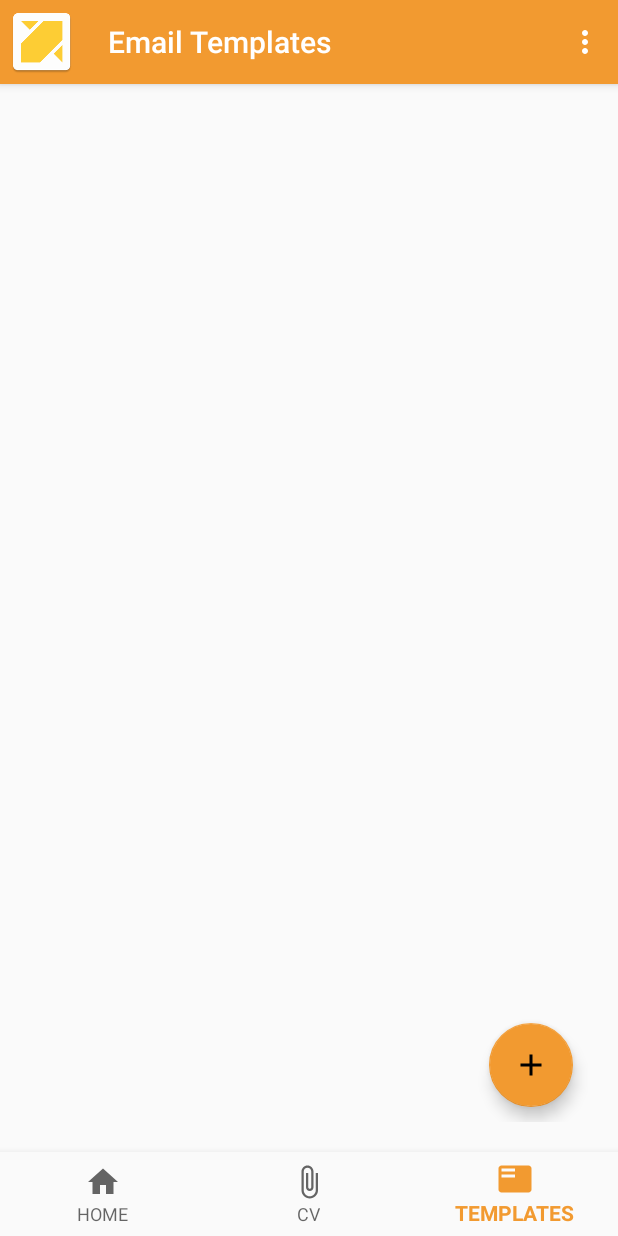
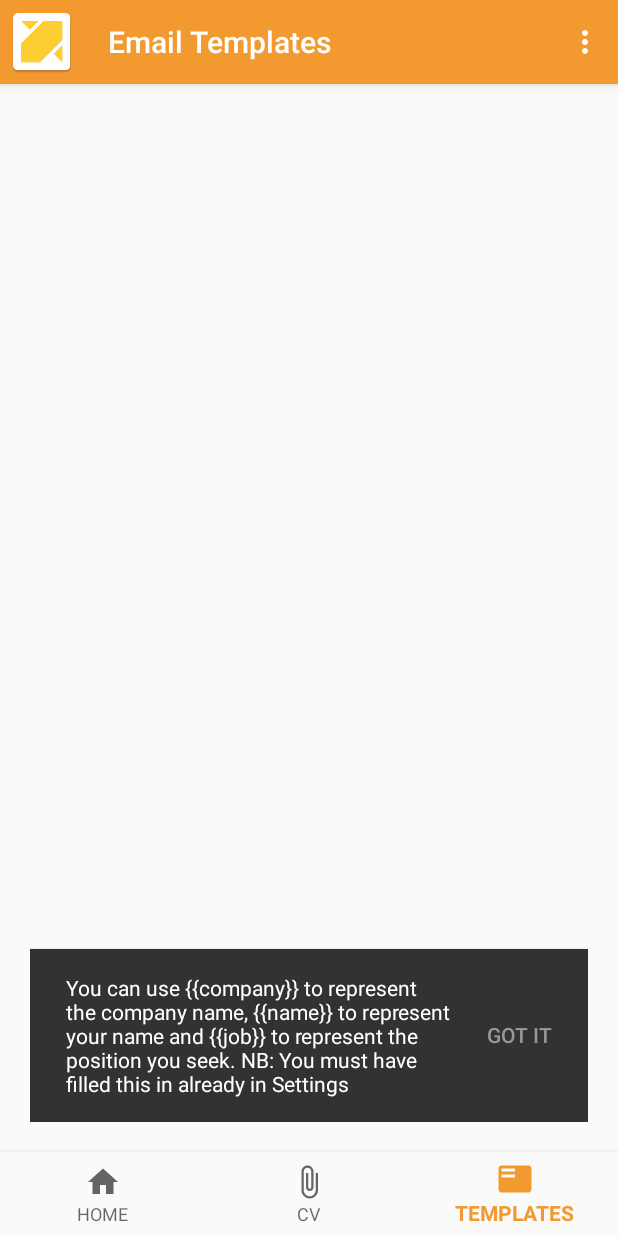
Before and after one commit to othreecodes/Quicksend, an Android app: the screen it shows after launch (MainActivity), item 3 of the bottom bar chosen, on a phone screen of 412 x 824 dp. Run offline under Robolectric (Android 15) with nearby library versions, the phone set to English and light mode, and no system bars; libraries missing offline, so code that uses them is left out: com.afollestad.materialdialogs.

Commit message:
added work on templates fragment

```diff
--- a/app/src/main/java/com/davidmadethis/quicksend/fragments/TemplatesFragment.java
+++ b/app/src/main/java/com/davidmadethis/quicksend/fragments/TemplatesFragment.java
@@ -3,15 +3,32 @@ package com.davidmadethis.quicksend.fragments;
 import android.content.Context;
 import android.net.Uri;
 import android.os.Bundle;
+import android.support.annotation.NonNull;
 import android.support.design.widget.FloatingActionButton;
+import android.support.design.widget.Snackbar;
 import android.support.v4.app.Fragment;
+import android.support.v7.widget.LinearLayoutManager;
 import android.support.v7.widget.RecyclerView;
 import android.view.LayoutInflater;
+import android.view.Menu;
+import android.view.MenuInflater;
 import android.view.View;
 import android.view.ViewGroup;
+import android.widget.EditText;
+import android.widget.TextView;
 
+import com.afollestad.materialdialogs.DialogAction;
+import com.afollestad.materialdialogs.MaterialDialog;
+import com.afollestad.materialdialogs.Theme;
 import com.davidmadethis.quicksend.R;
 import com.davidmadethis.quicksend.adapters.TemplateAdapter;
+import com.davidmadethis.quicksend.models.Template;
+import com.davidmadethis.quicksend.util.DividerItemDecorator;
+import com.davidmadethis.quicksend.util.RecyclerTouchListener;
+import com.davidmadethis.quicksend.util.TemplateStorage;
+
+import java.util.ArrayList;
+import java.util.List;
 
 /**
  * A simple {@link Fragment} subclass.
@@ -38,6 +55,8 @@ public class TemplatesFragment extends Fragment {
     private RecyclerView recyclerView;
     private FloatingActionButton floatingActionButton;
     private TemplateAdapter templateAdapter;
+    private List<Template> templates;
+    private TemplateStorage storage;
 
     @Override
     public void onCreate(Bundle savedInstanceState) {
@@ -51,8 +70,96 @@ public class TemplatesFragment extends Fragment {
         recyclerView = (RecyclerView) v.findViewById(R.id.templates_recycler_view);
         floatingActionButton = (FloatingActionButton) v.findViewById(R.id.fab);
 
+        Snackbar snackbar = Snackbar.make(recyclerView, "You can use {{company}} to represent the company name," +
+                " {{name}} to represent your name and {{job}} to represent the position you seek" +
+                ". NB: You must have filled this in already in Settings", Snackbar.LENGTH_INDEFINITE)
+                .setAction("GOT IT", new View.OnClickListener() {
+                    @Override
+                    public void onClick(View view) {
+
+                    }
+                });
+
+        setHasOptionsMenu(false);
+
+        TextView textView = (TextView) snackbar.getView().findViewById(android.support.design.R.id.snackbar_text);
+        textView.setMaxLines(5);
+        snackbar.show();
+        storage = new TemplateStorage();
+
+
+        templates = new ArrayList<Template>();
+        if (storage.getAll(getContext()) != null) {
+            templates.addAll(storage.getAll(getContext()));
+        }
+
+        templateAdapter = new TemplateAdapter(getContext(), templates, recyclerView);
+
+
+        recyclerView.setAdapter(templateAdapter);
+        templateAdapter.notifyDataSetChanged();
+
+        recyclerView.setHasFixedSize(false);
+        RecyclerView.LayoutManager layoutManager = new LinearLayoutManager(getContext());
+        recyclerView.setLayoutManager(layoutManager);
+        recyclerView.addItemDecoration(new DividerItemDecorator(getContext(),DividerItemDecorator.VERTICAL_LIST));
+        floatingActionButton.setOnClickListener(onClickListener);
+        recyclerView.addOnItemTouchListener(new RecyclerTouchListener(getContext(), recyclerView, new RecyclerTouchListener.ClickListener() {
+            @Override
+            public void onClick(View view, int position) {
+
+            }
+
+            @Override
+            public void onLongClick(View view, int position) {
+
+
+            }
+        }));
         return v;
     }
+
+    @Override
+    public void onCreateOptionsMenu(Menu menu, MenuInflater inflater) {
+        inflater.inflate(R.menu.template_menu, menu);
+        super.onCreateOptionsMenu(menu, inflater);
+    }
+
+    private View.OnClickListener onClickListener = new View.OnClickListener() {
+        @Override
+        public void onClick(View view) {
+
+            LayoutInflater inflater = (LayoutInflater) getActivity().getBaseContext().getSystemService(Context.LAYOUT_INFLATER_SERVICE);
+            final View v = inflater.inflate(R.layout.add_template, null);
+
+            new MaterialDialog.Builder(getActivity())
+                    .title("Add Mail Template")
+                    .customView(v, true)
+                    .positiveText(R.string.add)
+                    .theme(Theme.LIGHT)
+                    .negativeText(R.string.cancel)
+                    .onPositive(new MaterialDialog.SingleButtonCallback() {
+                        @Override
+                        public void onClick(@NonNull MaterialDialog dialog, @NonNull DialogAction which) {
+                            EditText subjectEditText = (EditText) v.findViewById(R.id.input_subject);
+                            EditText bodyEditText = (EditText) v.findViewById(R.id.input_text);
+
+                            subjectEditText.clearFocus();
+                            bodyEditText.clearFocus();
+
+                            Template template = new Template();
+                            template.setSubject(subjectEditText.getText().toString());
+                            template.setMessage(bodyEditText.getText().toString());
+
+                            templates.add(template);
+                            templateAdapter.notifyDataSetChanged();
+
+                            storage.saveAll(getContext(), templates);
+                        }
+                    }).show();
+
+        }
+    };
 
     public void onButtonPressed(Uri uri) {
         if (mListener != null) {
--- /dev/null
+++ b/app/src/main/java/com/davidmadethis/quicksend/util/DividerItemDecorator.java
@@ -0,0 +1,92 @@
+package com.davidmadethis.quicksend.util;
+
+import android.content.Context;
+import android.content.res.TypedArray;
+import android.graphics.Canvas;
+import android.graphics.Rect;
+import android.graphics.drawable.Drawable;
+import android.support.v7.widget.LinearLayoutManager;
+import android.support.v7.widget.RecyclerView;
+import android.view.View;
+
+/**
+ * Created by Lincoln on 30/10/15.
+ */
+public class DividerItemDecorator extends RecyclerView.ItemDecoration {
+
+    private static final int[] ATTRS = new int[]{
+            android.R.attr.listDivider
+    };
+
+    public static final int HORIZONTAL_LIST = LinearLayoutManager.HORIZONTAL;
+
+    public static final int VERTICAL_LIST = LinearLayoutManager.VERTICAL;
+
+    private Drawable mDivider;
+
+    private int mOrientation;
+
+    public DividerItemDecorator(Context context, int orientation) {
+        final TypedArray a = context.obtainStyledAttributes(ATTRS);
+        mDivider = a.getDrawable(0);
+        a.recycle();
+        setOrientation(orientation);
+    }
+
+    public void setOrientation(int orientation) {
+        if (orientation != HORIZONTAL_LIST && orientation != VERTICAL_LIST) {
+            throw new IllegalArgumentException("invalid orientation");
+        }
+        mOrientation = orientation;
+    }
+
+    @Override
+    public void onDrawOver(Canvas c, RecyclerView parent, RecyclerView.State state) {
+        if (mOrientation == VERTICAL_LIST) {
+            drawVertical(c, parent);
+        } else {
+            drawHorizontal(c, parent);
+        }
+    }
+
+    public void drawVertical(Canvas c, RecyclerView parent) {
+        final int left = parent.getPaddingLeft();
+        final int right = parent.getWidth() - parent.getPaddingRight();
+
+        final int childCount = parent.getChildCount();
+        for (int i = 0; i < childCount; i++) {
+            final View child = parent.getChildAt(i);
+            final RecyclerView.LayoutParams params = (RecyclerView.LayoutParams) child
+                    .getLayoutParams();
+            final int top = child.getBottom() + params.bottomMargin;
+            final int bottom = top + mDivider.getIntrinsicHeight();
+            mDivider.setBounds(left, top, right, bottom);
+            mDivider.draw(c);
+        }
+    }
+
+    public void drawHorizontal(Canvas c, RecyclerView parent) {
+        final int top = parent.getPaddingTop();
+        final int bottom = parent.getHeight() - parent.getPaddingBottom();
+
+        final int childCount = parent.getChildCount();
+        for (int i = 0; i < childCount; i++) {
+            final View child = parent.getChildAt(i);
+            final RecyclerView.LayoutParams params = (RecyclerView.LayoutParams) child
+                    .getLayoutParams();
+            final int left = child.getRight() + params.rightMargin;
+            final int right = left + mDivider.getIntrinsicHeight();
+            mDivider.setBounds(left, top, right, bottom);
+            mDivider.draw(c);
+        }
+    }
+
+    @Override
+    public void getItemOffsets(Rect outRect, View view, RecyclerView parent, RecyclerView.State state) {
+        if (mOrientation == VERTICAL_LIST) {
+            outRect.set(0, 0, 0, mDivider.getIntrinsicHeight());
+        } else {
+            outRect.set(0, 0, mDivider.getIntrinsicWidth(), 0);
+        }
+    }
+}
--- /dev/null
+++ b/app/src/main/java/com/davidmadethis/quicksend/util/RecyclerTouchListener.java
@@ -0,0 +1,62 @@
+package com.davidmadethis.quicksend.util;
+
+import android.content.Context;
+import android.support.v7.widget.RecyclerView;
+import android.view.GestureDetector;
+import android.view.MotionEvent;
+import android.view.View;
+
+/**
+ * Created by root on 10/2/16.
+ */
+
+
+
+public class RecyclerTouchListener implements RecyclerView.OnItemTouchListener {
+    public interface ClickListener {
+        void onClick(View view, int position);
+
+        void onLongClick(View view, int position);
+    }
+
+
+    private GestureDetector gestureDetector;
+    private ClickListener clickListener;
+
+    public RecyclerTouchListener(Context context, final RecyclerView recyclerView, final ClickListener clickListener) {
+        this.clickListener = clickListener;
+        gestureDetector = new GestureDetector(context, new GestureDetector.SimpleOnGestureListener() {
+            @Override
+            public boolean onSingleTapUp(MotionEvent e) {
+                return true;
+            }
+
+            @Override
+            public void onLongPress(MotionEvent e) {
+                View child = recyclerView.findChildViewUnder(e.getX(), e.getY());
+                if (child != null && clickListener != null) {
+                    clickListener.onLongClick(child, recyclerView.getChildPosition(child));
+                }
+            }
+        });
+    }
+
+    @Override
+    public boolean onInterceptTouchEvent(RecyclerView rv, MotionEvent e) {
+
+        View child = rv.findChildViewUnder(e.getX(), e.getY());
+        if (child != null && clickListener != null && gestureDetector.onTouchEvent(e)) {
+            clickListener.onClick(child, rv.getChildPosition(child));
+        }
+        return false;
+    }
+
+    @Override
+    public void onTouchEvent(RecyclerView rv, MotionEvent e) {
+    }
+
+    @Override
+    public void onRequestDisallowInterceptTouchEvent(boolean disallowIntercept) {
+
+    }
+}
--- /dev/null
+++ b/app/src/main/res/drawable/ic_edit_black_24dp.xml
@@ -0,0 +1,9 @@
+<vector xmlns:android="http://schemas.android.com/apk/res/android"
+        android:width="24dp"
+        android:height="24dp"
+        android:viewportWidth="24.0"
+        android:viewportHeight="24.0">
+    <path
+        android:fillColor="#FF000000"
+        android:pathData="M3,17.25V21h3.75L17.81,9.94l-3.75,-3.75L3,17.25zM20.71,7.04c0.39,-0.39 0.39,-1.02 0,-1.41l-2.34,-2.34c-0.39,-0.39 -1.02,-0.39 -1.41,0l-1.83,1.83 3.75,3.75 1.83,-1.83z"/>
+</vector>
--- a/app/src/main/res/layout/content_templates.xml
+++ b/app/src/main/res/layout/content_templates.xml
@@ -3,6 +3,7 @@
     android:orientation="vertical" android:layout_width="match_parent"
     android:layout_height="wrap_content"
     android:layout_margin="10dp"
+    android:background="?android:attr/selectableItemBackground"
     >
 
 
@@ -25,4 +26,5 @@
         android:layout_height="wrap_content" />
 
 
+
 </LinearLayout>
--- /dev/null
+++ b/app/src/main/res/menu/template_menu.xml
@@ -0,0 +1,18 @@
+<?xml version="1.0" encoding="utf-8"?>
+<menu xmlns:android="http://schemas.android.com/apk/res/android"
+    xmlns:app="http://schemas.android.com/apk/res-auto">
+
+    <item
+        android:id="@+id/delete"
+        app:showAsAction="always"
+        android:icon="@drawable/ic_delete_black_24dp"
+        android:title="DELETE" />
+
+    <item
+        android:id="@+id/edit"
+        app:showAsAction="always"
+        android:icon="@drawable/ic_edit_black_24dp"
+        android:title="EDIT" />
+
+
+</menu>
```
Also changed, not shown: app/src/main/res/layout/add_template.xml (added, +37 -0 lines).
